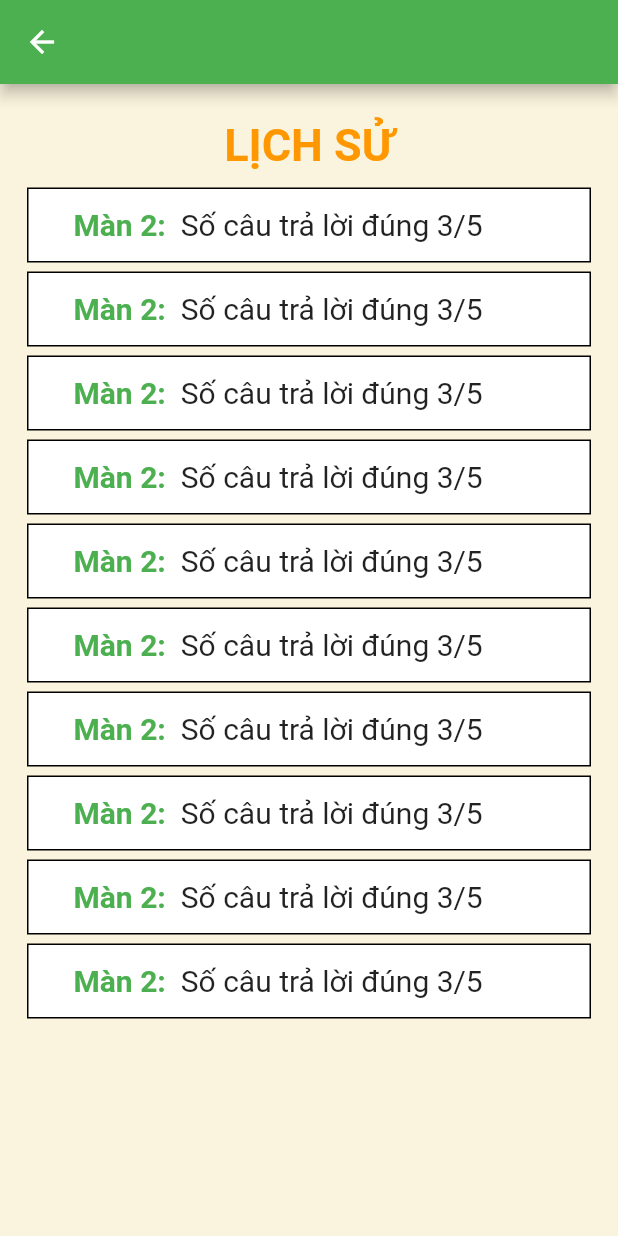
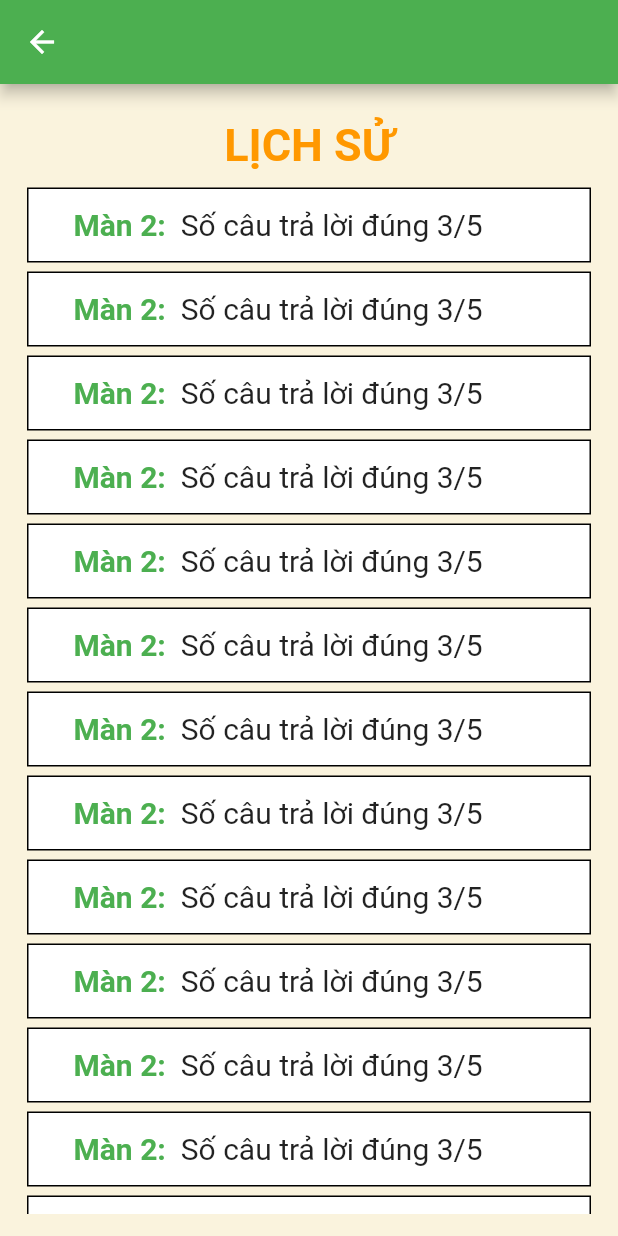
Before and after one commit to huybo1410/giai_do_ech_xanh, a Flutter app: the History screen opened directly, on a phone screen of 412 x 824 dp. Run offline on Flutter 3.47's test engine with Material 2 defaults, Android fonts, the phone set to English and light mode, and no system bars; our stand-ins replace flutter_spinkit, lottie.

Commit message:
LichSuDau_Complete

```diff
--- a/lib/view/History_page.dart
+++ b/lib/view/History_page.dart
@@ -351,6 +351,102 @@ class _History extends State<History> {
                   width: 700,
                 ),
               ),
+              Padding(
+                padding: const EdgeInsets.all(3.0),
+                child: Container(
+                  decoration: BoxDecoration(
+                      color: Colors.white,
+                      border: Border.all(color: Colors.black)),
+                  child: Row(
+                    children: [
+                      Padding(
+                        padding: const EdgeInsets.fromLTRB(30, 0, 10, 0),
+                        child: Text(
+                          'Màn 2:',
+                          style: TextStyle(
+                              color: Colors.green,
+                              fontSize: 20,
+                              fontWeight: FontWeight.bold),
+                        ),
+                      ),
+                      Text(
+                        'Số câu trả lời đúng ',
+                        style: TextStyle(fontSize: 20),
+                      ),
+                      Text(
+                        '3/5',
+                        style: TextStyle(fontSize: 20),
+                      ),
+                    ],
+                  ),
+                  height: 50,
+                  width: 700,
+                ),
+              ),
+              Padding(
+                padding: const EdgeInsets.all(3.0),
+                child: Container(
+                  decoration: BoxDecoration(
+                      color: Colors.white,
+                      border: Border.all(color: Colors.black)),
+                  child: Row(
+                    children: [
+                      Padding(
+                        padding: const EdgeInsets.fromLTRB(30, 0, 10, 0),
+                        child: Text(
+                          'Màn 2:',
+                          style: TextStyle(
+                              color: Colors.green,
+                              fontSize: 20,
+                              fontWeight: FontWeight.bold),
+                        ),
+                      ),
+                      Text(
+                        'Số câu trả lời đúng ',
+                        style: TextStyle(fontSize: 20),
+                      ),
+                      Text(
+                        '3/5',
+                        style: TextStyle(fontSize: 20),
+                      ),
+                    ],
+                  ),
+                  height: 50,
+                  width: 700,
+                ),
+              ),
+              Padding(
+                padding: const EdgeInsets.all(3.0),
+                child: Container(
+                  decoration: BoxDecoration(
+                      color: Colors.white,
+                      border: Border.all(color: Colors.black)),
+                  child: Row(
+                    children: [
+                      Padding(
+                        padding: const EdgeInsets.fromLTRB(30, 0, 10, 0),
+                        child: Text(
+                          'Màn 2:',
+                          style: TextStyle(
+                              color: Colors.green,
+                              fontSize: 20,
+                              fontWeight: FontWeight.bold),
+                        ),
+                      ),
+                      Text(
+                        'Số câu trả lời đúng ',
+                        style: TextStyle(fontSize: 20),
+                      ),
+                      Text(
+                        '3/5',
+                        style: TextStyle(fontSize: 20),
+                      ),
+                    ],
+                  ),
+                  height: 50,
+                  width: 700,
+                ),
+              ),
             ],
           ),
         ),
```
